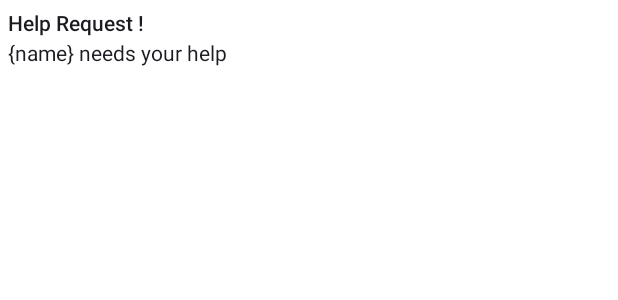
After one commit to Hemmah-App/hemmah_android, an Android app: the layout incoming_collapsed_call_notification.xml on its own in the app's theme, with its tools: preview values and no code run, on a phone screen of 412 x 824 dp. The commit adds this screen. Shown: the top 300 px of the screen. Run offline under Robolectric (Android 15) with nearby library versions, the phone set to English and light mode, and no system bars.

Commit message:
closes #4

```diff
--- a/app/build.gradle
+++ b/app/build.gradle
@@ -29,11 +29,12 @@ android {
 
     }
 }
-
+def core_version = "1.6.0"
 dependencies {
 
-    implementation 'androidx.appcompat:appcompat:1.5.1'
+    implementation 'androidx.appcompat:appcompat:1.6.0'
     implementation 'com.google.android.material:material:1.7.0'
+    implementation "androidx.core:core:$core_version"
     implementation 'androidx.constraintlayout:constraintlayout:2.1.4'
     //retrofit support
     implementation 'com.squareup.retrofit2:converter-gson:2.9.0'
@@ -43,6 +44,7 @@ dependencies {
     //jitsi for video meeting
     implementation ('org.jitsi.react:jitsi-meet-sdk:7.0.1') { transitive = true }
     //for websocket
+//    implementation 'com.github.HertelDavid:StompedAndroidClient:1.0'
     implementation 'com.github.forresthopkinsa:stompprotocolandroid:17.11.0'
     implementation 'com.squareup.okhttp3:okhttp:4.10.0'
     //socket
--- a/app/src/main/res/layout/activity_disabled.xml
+++ b/app/src/main/res/layout/activity_disabled.xml
@@ -25,7 +25,7 @@
         app:layout_constraintHorizontal_bias="1.0"
         app:layout_constraintStart_toStartOf="parent"
         app:layout_constraintVertical_bias="1.0"
-        android:background="@color/purple_500"
+        android:background="@color/dark_blue"
         app:menu="@menu/bottom_nav_items"
         app:itemIconTint="@color/bottom_nav_itemcolor"
         app:itemTextColor="@color/bottom_nav_itemcolor"
--- a/app/src/main/res/layout/activity_volunteer.xml
+++ b/app/src/main/res/layout/activity_volunteer.xml
@@ -35,7 +35,7 @@
         app:layout_constraintTop_toBottomOf="@id/framentContinar"
         app:layout_constraintBottom_toBottomOf="parent"
         app:menu="@menu/bottomnavigation_menu"
-        android:background="@color/purple_500"
+        android:background="@color/dark_blue"
         app:itemIconTint="@color/bottom_navigation_item_color"
         app:itemTextColor="@color/bottom_navigation_item_color"
         />
--- /dev/null
+++ b/app/src/main/res/layout/incoming_collapsed_call_notification.xml
@@ -0,0 +1,42 @@
+<?xml version="1.0" encoding="utf-8"?>
+<LinearLayout xmlns:android="http://schemas.android.com/apk/res/android"
+    android:layout_width="match_parent"
+    android:layout_height="64dp"
+    android:orientation="vertical">
+
+    <LinearLayout
+        android:layout_width="match_parent"
+        android:layout_height="wrap_content"
+        android:orientation="horizontal">
+
+        <LinearLayout
+            android:layout_width="0dp"
+            android:layout_height="wrap_content"
+            android:layout_weight="0.85"
+            android:orientation="vertical">
+
+            <TextView
+                android:id="@+id/name"
+                android:layout_width="match_parent"
+                android:layout_height="wrap_content"
+                android:text="Help Request !"
+                style="@style/TextAppearance.Compat.Notification.Title"
+                android:padding="5dp" />
+
+            <TextView
+                android:id="@+id/callType"
+                android:layout_width="match_parent"
+                android:layout_height="wrap_content"
+                android:layout_marginTop="-10dp"
+                android:padding="5dp"
+                android:text="{name} needs your help"
+                style="@style/TextAppearance.Compat.Notification"
+                />
+        </LinearLayout>
+
+
+    </LinearLayout>
+
+
+
+</LinearLayout>
```
Also changed, not shown: app/src/main/AndroidManifest.xml (+4 -3 lines), app/src/main/java/com/google/hemmah/api/ApiClient.java (+2 -10 lines), app/src/main/java/com/google/hemmah/ui/LoginActivity.java (+2 -7 lines), app/src/main/java/com/google/hemmah/ui/Notifications/App.java (+7 -7 lines), app/src/main/java/com/google/hemmah/ui/RegisterActivity.java (+31 -15 lines), app/src/main/java/com/google/hemmah/ui/volunteer/VolunteerActivity.java (+32 -14 lines), app/src/main/res/layout/incoming_expanded_call_notification.xml (renamed from app/src/main/res/layout/incoming_notification.xml, +9 -11 lines), app/src/debug/app_logo-playstore.png (added), app/src/debug/res/mipmap-hdpi/app_logo_foreground.png (added), app/src/debug/res/mipmap-mdpi/app_logo_foreground.png (added), app/src/debug/res/mipmap-xhdpi/app_logo_foreground.png (added), app/src/debug/res/mipmap-xxhdpi/app_logo_foreground.png (added), app/src/debug/res/mipmap-xxxhdpi/app_logo_foreground.png (added), app/src/main/res/drawable-v24/hemmah_logo_nobg.png (added), 1 more files.
